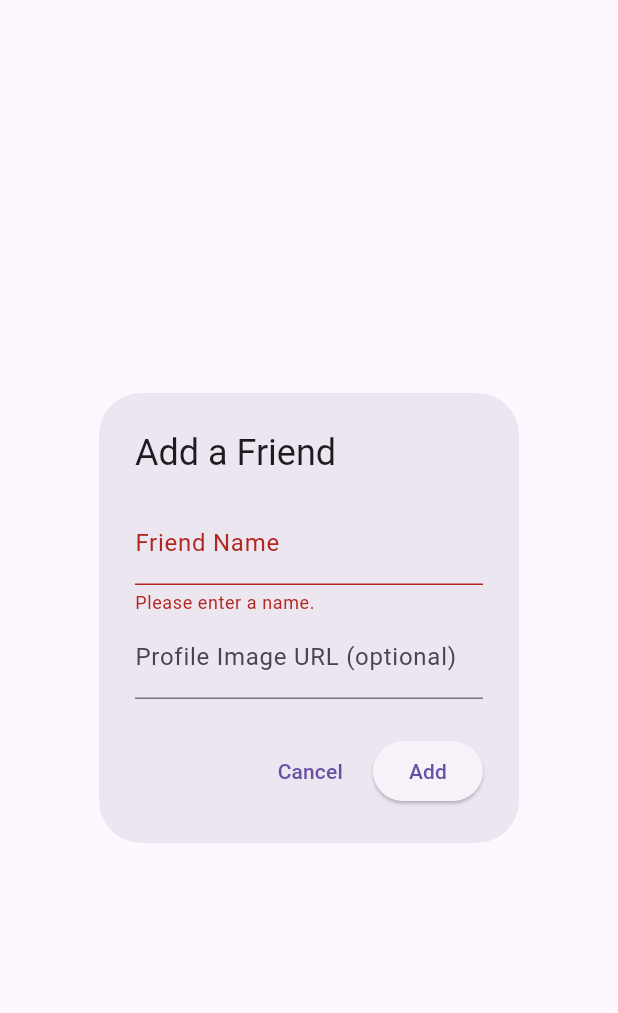
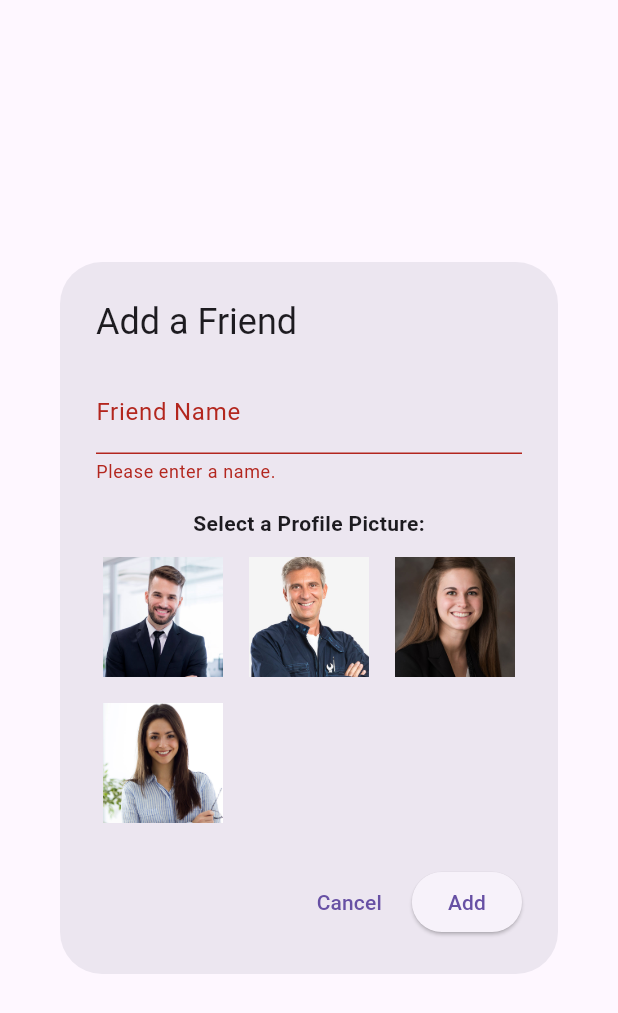
Before and after one commit to YousefFayez20/Hedieatyapp, a Flutter app: the AddFriendDialog widget shown alone on an empty page, opened directly with empty values, after a tap on "Add", on a phone screen of 412 x 824 dp. Shown: the top 1013 px of the screen. Run offline on Flutter 3.47's test engine with Material 3 defaults, Android fonts, the phone set to English and light mode, and no system bars; our stand-ins replace cloud_firestore, firebase_auth, firebase_core, image_picker, sqflite; accounts and stored records are empty.

Commit message:
Adding friends with profile picture with syncing from firebase

```diff
--- a/lib/pages/add_friend_dialog.dart
+++ b/lib/pages/add_friend_dialog.dart
@@ -1,12 +1,14 @@
 import 'package:flutter/material.dart';
 import '../models/friend.dart';
-import '../utils/firestore_service.dart';  // Import FirestoreService
-import '../utils/database_helper.dart';   // Import DatabaseHelper
+import '../utils/firestore_service.dart';
+import '../utils/database_helper.dart';
+
 class AddFriendDialog extends StatefulWidget {
   final Function(Friend) onAdd;
-  final int userId; // userId is an integer passed to the dialog
+  final int userId;
 
-  const AddFriendDialog({Key? key, required this.onAdd, required this.userId}) : super(key: key);
+  const AddFriendDialog({Key? key, required this.onAdd, required this.userId})
+      : super(key: key);
 
   @override
   _AddFriendDialogState createState() => _AddFriendDialogState();
@@ -14,16 +16,14 @@ class AddFriendDialog extends StatefulWidget {
 
 class _AddFriendDialogState extends State<AddFriendDialog> {
   final _nameController = TextEditingController();
-  final _profileImageController = TextEditingController();
+  String? _selectedProfileImage;
   final _formKey = GlobalKey<FormState>();
   final FirestoreService _firestoreService = FirestoreService();
   final DatabaseHelper _dbHelper = DatabaseHelper();
 
-
   @override
   void dispose() {
     _nameController.dispose();
-    _profileImageController.dispose();
     super.dispose();
   }
 
@@ -32,65 +32,96 @@ class _AddFriendDialogState extends State<AddFriendDialog> {
       return;
     }
 
-    // Fetch the email using the userId (which is an integer)
-    final email = await DatabaseHelper().getEmailByUserId(widget.userId);
+    final email = await _dbHelper.getEmailByUserId(widget.userId);
 
     if (email == null) {
-      // If email is not found, show an error message and return
-      ScaffoldMessenger.of(context).showSnackBar(SnackBar(content: Text('User not found.')));
+      ScaffoldMessenger.of(context).showSnackBar(
+        const SnackBar(content: Text('User not found.')),
+      );
       return;
     }
 
     final newFriend = Friend(
       id: null,
       name: _nameController.text.trim(),
-      profileImage: _profileImageController.text.trim().isEmpty
-          ? 'assets/default_profile.png'
-          : _profileImageController.text.trim(),
+      profileImage: _selectedProfileImage ?? 'assets/default_profile.png',
       upcomingEvents: 0,
-      userId: widget.userId,  // Use the email retrieved from the database
+      userId: widget.userId,
     );
 
     try {
-
-      // Check if the friend already exists in the local database by firebase_id
-      if (newFriend.firebaseId != null) {
-        final existingFriend = await _dbHelper.fetchFriendByFirebaseId(newFriend.firebaseId!);
-        // Proceed with your logic
-      } else {
-        print("Error: Friend's firebaseId is null.");
-        // Handle the error (e.g., show a message, skip the operation)
-      }
-
-      //if (existingFriend != null) {
-        // If the friend already exists, show a message and don't insert again
-        //ScaffoldMessenger.of(context).showSnackBar(SnackBar(content: Text('This friend is already added.')));
-        //return;
-      //}
-
-      // Insert the new friend into the database
-      //final insertedId = await _dbHelper.insertFriend(newFriend);
       await _firestoreService.addFriendToFirestore(newFriend, email);
-
-      // After insertion, update the friend with the inserted ID
-      //final updatedFriend = newFriend.copyWith(id: insertedId);
-
-      // Call the callback to update the UI with the new friend
-      //widget.onAdd(updatedFriend);
-
-      // Close the dialog
+      widget.onAdd(newFriend);
       Navigator.of(context).pop();
     } catch (error) {
       print('Error adding friend: $error');
-      ScaffoldMessenger.of(context).showSnackBar(SnackBar(content: Text('Failed to add friend.')));
+      ScaffoldMessenger.of(context).showSnackBar(
+        const SnackBar(content: Text('Failed to add friend.')),
+      );
     }
+  }
+
+  Widget _buildImageSelector() {
+    final assetImages = [
+      'assets/man_2.png',
+      'assets/man_1.png',
+      'assets/girl_1.png',
+      'assets/girl_2.png'
+    ];
+
+    return GridView.builder(
+      shrinkWrap: true,
+      physics: const NeverScrollableScrollPhysics(),
+      gridDelegate: const SliverGridDelegateWithFixedCrossAxisCount(
+        crossAxisCount: 3,
+        crossAxisSpacing: 8,
+        mainAxisSpacing: 8,
+      ),
+      itemCount: assetImages.length,
+      itemBuilder: (context, index) {
+        final imagePath = assetImages[index];
+        return GestureDetector(
+          onTap: () {
+            setState(() {
+              _selectedProfileImage = imagePath;
+            });
+          },
+          child: Stack(
+            alignment: Alignment.center,
+            children: [
+              Image.asset(
+                imagePath,
+                fit: BoxFit.cover,
+                width: 80,
+                height: 80,
+              ),
+              if (_selectedProfileImage == imagePath)
+                Container(
+                  width: 80,
+                  height: 80,
+                  decoration: BoxDecoration(
+                    border: Border.all(color: Colors.green, width: 3),
+                    borderRadius: BorderRadius.circular(4),
+                  ),
+                  child: const Icon(Icons.check_circle, color: Colors.green),
+                ),
+            ],
+          ),
+        );
+      },
+    );
   }
 
   @override
   Widget build(BuildContext context) {
+    final screenSize = MediaQuery.of(context).size;
+
     return AlertDialog(
       title: const Text('Add a Friend'),
-      content: Form(
+      content: Container(
+        width: screenSize.width * 0.8, // Use 80% of the screen width
+        child: SingleChildScrollView(
+          child: Form(
             key: _formKey,
             child: Column(
               mainAxisSize: MainAxisSize.min,
@@ -105,11 +136,16 @@ class _AddFriendDialogState extends State<AddFriendDialog> {
                     return null;
                   },
                 ),
-            TextFormField(
-              controller: _profileImageController,
-              decoration: const InputDecoration(labelText: 'Profile Image URL (optional)'),
+                const SizedBox(height: 16),
+                const Text(
+                  'Select a Profile Picture:',
+                  style: TextStyle(fontWeight: FontWeight.bold),
                 ),
+                const SizedBox(height: 8),
+                _buildImageSelector(),
               ],
+            ),
+          ),
         ),
       ),
       actions: [
@@ -124,4 +160,5 @@ class _AddFriendDialogState extends State<AddFriendDialog> {
       ],
     );
   }
+
 }
--- a/pubspec.yaml
+++ b/pubspec.yaml
@@ -73,7 +73,7 @@ flutter:
   # To add assets to your application, add an assets section, like this:
   assets:
     - images/
-    - assets/default_image.png
+    - assets/
   #   - images/a_dot_ham.jpeg
 
   # An image asset can refer to one or more resolution-specific "variants", see
```
Also changed, not shown: assets/default_profile.png (added). Lines whose indentation alone changed are shown as unchanged.
